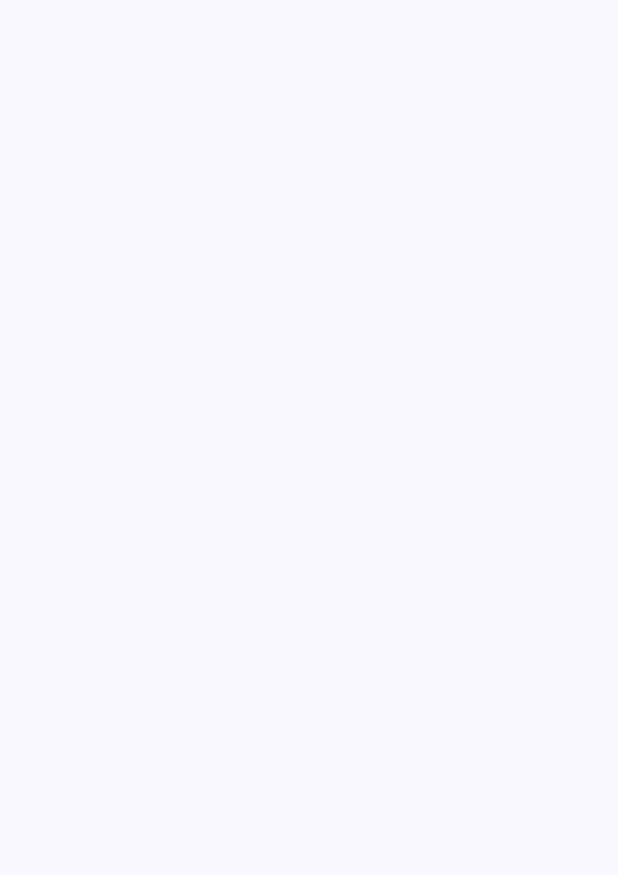
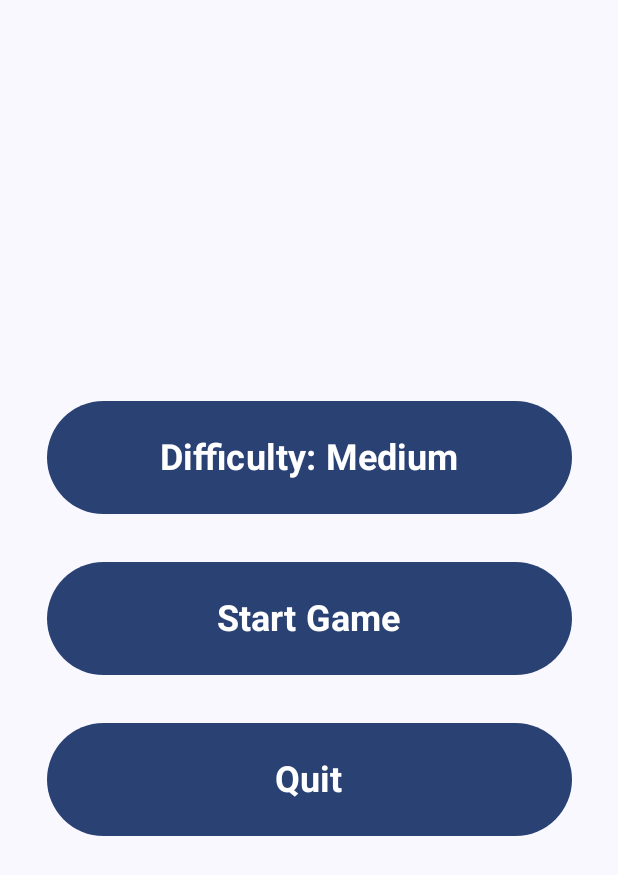
Before and after one commit to LSG-DAM2-M07-24-25/pr04-hangman-app-jaumegandara_joanlinares, an Android app built with Jetpack Compose: the screen it shows after launch (MainActivity), on a phone screen of 412 x 824 dp. Before the commit the part shown is empty. Shown: the top 875 px of the screen. Run offline under Robolectric (Android 15) with nearby library versions, the phone set to English and light mode, and no system bars.

Commit message:
feat: Vista Menú

```diff
--- a/app/src/main/java/com/example/pr04_hangman_app_jaumegandara_joanlinares/Model/Menu.kt
+++ b/app/src/main/java/com/example/pr04_hangman_app_jaumegandara_joanlinares/Model/Menu.kt
@@ -1,7 +1,6 @@
 package com.example.pr04_hangman_app_jaumegandara_joanlinares.Model
 
 data class Menu(
-    val difficulty: String = "easy",
-    val disableVowels: Boolean = false,
+    var difficulty: String = "Medium",
     val maxAttempts: Int = 5
 )
--- a/app/src/main/java/com/example/pr04_hangman_app_jaumegandara_joanlinares/Model/Words.kt
+++ b/app/src/main/java/com/example/pr04_hangman_app_jaumegandara_joanlinares/Model/Words.kt
@@ -16,9 +16,9 @@ class Words {
 
     fun getRandomWords (difficulty: String): String {
         return when (difficulty.lowercase()) {
-            "easy" -> easyWords.random()
-            "medium" -> mediumWords.random()
-            "hard" -> hardWords.random()
+            "Easy" -> easyWords.random()
+            "Medium" -> mediumWords.random()
+            "Hard" -> hardWords.random()
             else -> throw IllegalArgumentException("Invalid difficulty")
 
         }
--- a/app/src/main/java/com/example/pr04_hangman_app_jaumegandara_joanlinares/view/MenuScreen.kt
+++ b/app/src/main/java/com/example/pr04_hangman_app_jaumegandara_joanlinares/view/MenuScreen.kt
@@ -1,7 +1,96 @@
 package com.example.pr04_hangman_app_jaumegandara_joanlinares.view
 
+import androidx.compose.runtime.Composable
+import androidx.compose.ui.Modifier
+import androidx.compose.ui.Alignment
+import androidx.compose.foundation.layout.Column
+import androidx.compose.foundation.layout.fillMaxSize
+import androidx.compose.foundation.layout.Arrangement
+import androidx.compose.foundation.layout.height
+import androidx.compose.foundation.layout.padding
+import androidx.compose.foundation.layout.width
+import androidx.compose.material3.Button
+import androidx.compose.material3.Text
+import androidx.compose.material3.DropdownMenu
+import androidx.compose.material3.DropdownMenuItem
+import androidx.compose.runtime.remember
+import androidx.compose.runtime.mutableStateOf
+import androidx.compose.runtime.getValue
+import androidx.compose.runtime.setValue
+import androidx.compose.ui.platform.LocalContext
+import androidx.compose.ui.text.font.FontWeight
+import androidx.compose.ui.unit.dp
+import androidx.compose.ui.unit.sp
+import android.app.Activity
+import androidx.compose.foundation.clickable
+import androidx.compose.foundation.layout.fillMaxWidth
+import androidx.compose.material3.OutlinedTextField
 import androidx.navigation.NavController
+import com.example.pr04_hangman_app_jaumegandara_joanlinares.Model.Menu
 
+@Composable
 fun MenuScreen(navController: NavController) {
+    val context = LocalContext.current
+    var difficulty by remember { mutableStateOf(Menu().difficulty) }
+    var isDropdownExpanded by remember { mutableStateOf(false) }
 
+    Column(
+        modifier = Modifier.fillMaxSize(),
+        verticalArrangement = Arrangement.Center,
+        horizontalAlignment = Alignment.CenterHorizontally
+    ) {
+        Column{
+            Button(
+                modifier = Modifier.padding(16.dp).width(350.dp).height(75.dp),
+                onClick = { isDropdownExpanded = true }
+            ) {
+                Text(
+                    "Difficulty: $difficulty",
+                    fontSize = 24.sp,
+                    fontWeight = FontWeight.Bold
+                )
+            }
+
+            DropdownMenu(
+                expanded = isDropdownExpanded,
+                onDismissRequest = { isDropdownExpanded = false },
+                modifier = Modifier.fillMaxWidth()
+            ) {
+                DropdownMenuItem(
+                    text = { Text("Easy") },
+                    onClick = { difficulty = "Easy"; isDropdownExpanded = false }
+                )
+                DropdownMenuItem(
+                    text = { Text("Medium") },
+                    onClick = { difficulty = "Medium"; isDropdownExpanded = false }
+                )
+                DropdownMenuItem(
+                    text = { Text("Hard") },
+                    onClick = { difficulty = "Hard"; isDropdownExpanded = false }
+                )
+            }
+        }
+
+        Button(
+            modifier = Modifier.padding(16.dp).width(350.dp).height(75.dp),
+            onClick = { navController.navigate("screen2") }
+        ) {
+            Text(
+                "Start Game",
+                fontSize = 24.sp,
+                fontWeight = FontWeight.Bold
+            )
+        }
+
+        Button(
+            modifier = Modifier.padding(16.dp).width(350.dp).height(75.dp),
+            onClick = { (context as? Activity)?.finishAffinity() }
+        ) {
+            Text(
+                "Quit",
+                fontSize = 24.sp,
+                fontWeight = FontWeight.Bold
+            )
+        }
+    }
 }
```
